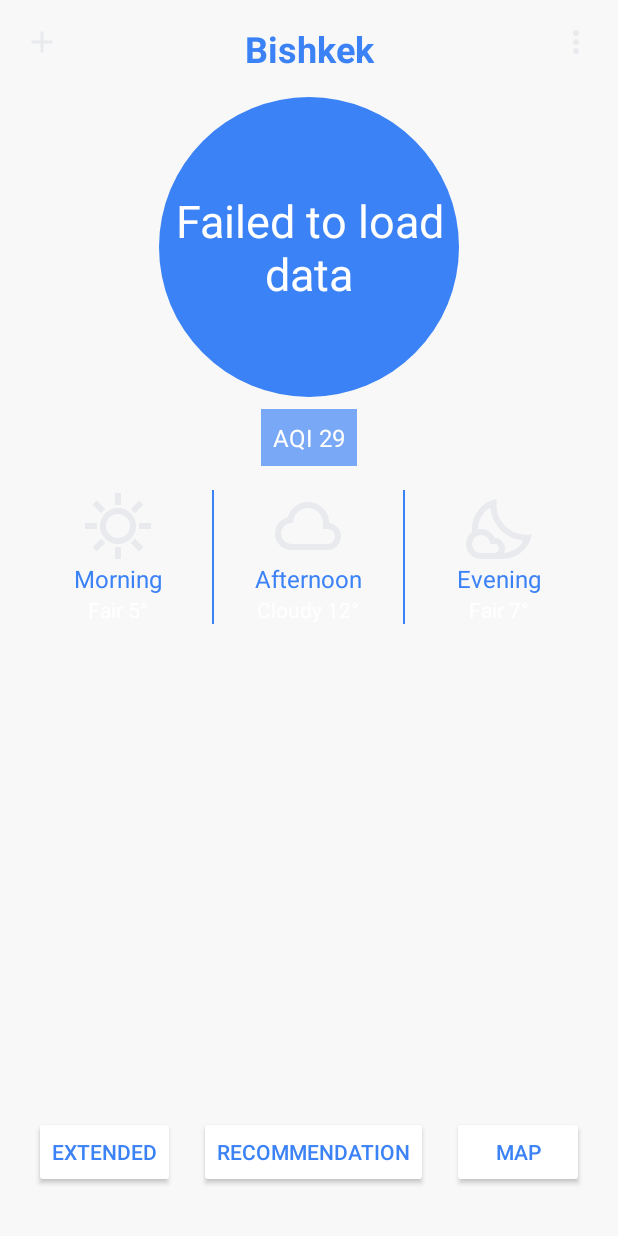
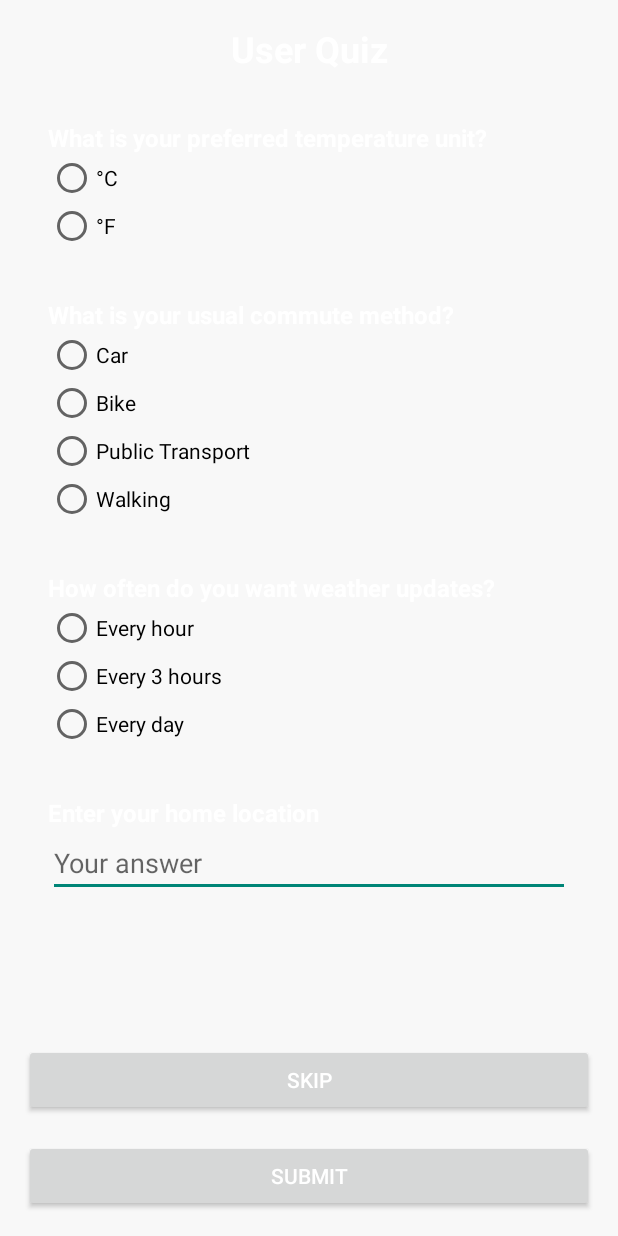
Before and after one commit to ShveikOff/weather_forecasts, an Android app: the screen it shows after launch (MainActivity before the commit, UserQuizActivity after it), on a phone screen of 412 x 824 dp. Run offline under Robolectric (Android 15) with nearby library versions, the phone set to English and light mode, and no system bars.

Commit message:
Add UserQuizScreen

```diff
--- a/app/src/main/AndroidManifest.xml
+++ b/app/src/main/AndroidManifest.xml
@@ -34,6 +34,7 @@
         <activity android:name=".CityChooseActivity" />
         <activity android:name=".RecomendationActivity" />
         <activity android:name=".SettingsActivity" />
+        <activity android:name=".UserQuizActivity" />
     </application>
 
 </manifest>
--- a/app/src/main/java/com/example/weatherforecast/MainActivity.kt
+++ b/app/src/main/java/com/example/weatherforecast/MainActivity.kt
@@ -15,6 +15,14 @@ class MainActivity : AppCompatActivity() {
     override fun onCreate(savedInstanceState: Bundle?) {
         super.onCreate(savedInstanceState)
         setContentView(R.layout.activity_main)
+
+        // Проверяем, прошел ли пользователь опрос
+        val isQuizCompleted = getQuizCompletionStatus()
+        if (!isQuizCompleted) {
+            // Если нет, запускаем UserQuizActivity
+            val intent = Intent(this, UserQuizActivity::class.java)
+            startActivityForResult(intent, QUIZ_REQUEST_CODE)
+        }
 
         // Найдите ваш TextView с ID temperatureCircle
         val temperatureTextView: TextView = findViewById(R.id.temperatureCircle)
@@ -82,4 +90,35 @@ class MainActivity : AppCompatActivity() {
         }
 
     }
+
+    override fun onActivityResult(requestCode: Int, resultCode: Int, data: Intent?) {
+        super.onActivityResult(requestCode, resultCode, data)
+        if (requestCode == QUIZ_REQUEST_CODE) {
+            if (resultCode == RESULT_OK) {
+                // Пользователь завершил опрос
+                saveQuizCompletionStatus(true)
+            } else {
+                // Пользователь выбрал "Пропустить"
+                saveQuizCompletionStatus(false)
+            }
+        }
+    }
+
+    private fun getQuizCompletionStatus(): Boolean {
+        // Замените на реальную логику для проверки (например, SharedPreferences)
+        val sharedPreferences = getSharedPreferences("UserPrefs", MODE_PRIVATE)
+        return sharedPreferences.getBoolean("quiz_completed", false)
+    }
+
+    private fun saveQuizCompletionStatus(completed: Boolean) {
+        // Сохраняем статус прохождения опроса
+        val sharedPreferences = getSharedPreferences("UserPrefs", MODE_PRIVATE)
+        val editor = sharedPreferences.edit()
+        editor.putBoolean("quiz_completed", completed)
+        editor.apply()
+    }
+
+    companion object {
+        private const val QUIZ_REQUEST_CODE = 1001
+    }
 }
--- /dev/null
+++ b/app/src/main/java/com/example/weatherforecast/UserQuizActivity.kt
@@ -0,0 +1,60 @@
+package com.example.weatherforecast
+
+import android.os.Bundle
+import android.widget.Toast
+import android.widget.Button
+import androidx.appcompat.app.AppCompatActivity
+import androidx.recyclerview.widget.LinearLayoutManager
+import androidx.recyclerview.widget.RecyclerView
+import com.example.weatherforecast.adapters.QuizAdapter
+import com.example.weatherforecast.models.QuizQuestion
+
+class UserQuizActivity : AppCompatActivity() {
+
+    private lateinit var quizRecyclerView: RecyclerView
+    private lateinit var submitButton: Button
+    private lateinit var quizAdapter: QuizAdapter
+
+    override fun onCreate(savedInstanceState: Bundle?) {
+        super.onCreate(savedInstanceState)
+        setContentView(R.layout.activity_user_quiz)
+
+        // Инициализация UI
+        quizRecyclerView = findViewById(R.id.quizRecyclerView)
+        submitButton = findViewById(R.id.submitButton)
+
+        // Список вопросов
+        val questions = listOf(
+            QuizQuestion("What is your preferred temperature unit?", listOf("°C", "°F")),
+            QuizQuestion("What is your usual commute method?", listOf("Car", "Bike", "Public Transport", "Walking")),
+            QuizQuestion("How often do you want weather updates?", listOf("Every hour", "Every 3 hours", "Every day")),
+            QuizQuestion("Enter your home location", answerType = QuizQuestion.AnswerType.TEXT)
+        )
+
+        // Настройка адаптера
+        quizAdapter = QuizAdapter(questions)
+        quizRecyclerView.layoutManager = LinearLayoutManager(this)
+        quizRecyclerView.adapter = quizAdapter
+
+        // Кнопка отправки
+        submitButton.setOnClickListener {
+            val answers = quizAdapter.getAnswers()
+            // Здесь вы можете сохранить ответы в локальную базу данных
+            Toast.makeText(this, "Answers saved: $answers", Toast.LENGTH_SHORT).show()
+        }
+
+        val submitButton: Button = findViewById(R.id.submitButton)
+        submitButton.setOnClickListener {
+            // Когда пользователь завершает опрос
+            setResult(RESULT_OK)
+            finish()
+        }
+
+        val skipButton: Button = findViewById(R.id.skipButton)
+        skipButton.setOnClickListener {
+            // Когда пользователь пропускает опрос
+            setResult(RESULT_CANCELED)
+            finish()
+        }
+    }
+}
--- /dev/null
+++ b/app/src/main/java/com/example/weatherforecast/adapters/QuizAdapter.kt
@@ -0,0 +1,55 @@
+package com.example.weatherforecast.adapters
+
+import android.view.LayoutInflater
+import android.view.View
+import android.view.ViewGroup
+import android.widget.RadioButton
+import androidx.recyclerview.widget.RecyclerView
+import com.example.weatherforecast.databinding.ItemQuizQuestionBinding
+import com.example.weatherforecast.models.QuizQuestion
+
+class QuizAdapter(private val questions: List<QuizQuestion>) :
+    RecyclerView.Adapter<QuizAdapter.QuizViewHolder>() {
+
+    private val answers = mutableMapOf<Int, String>()
+
+    override fun onCreateViewHolder(parent: ViewGroup, viewType: Int): QuizViewHolder {
+        val binding = ItemQuizQuestionBinding.inflate(
+            LayoutInflater.from(parent.context),
+            parent,
+            false
+        )
+        return QuizViewHolder(binding)
+    }
+
+    override fun onBindViewHolder(holder: QuizViewHolder, position: Int) {
+        val question = questions[position]
+        holder.bind(question)
+        holder.binding.radioGroup.setOnCheckedChangeListener { _, checkedId ->
+            val selectedAnswer = holder.binding.radioGroup.findViewById<RadioButton>(checkedId).text.toString()
+            answers[position] = selectedAnswer
+        }
+        holder.binding.answerEditText.setOnFocusChangeListener { _, _ ->
+            answers[position] = holder.binding.answerEditText.text.toString()
+        }
+    }
+
+    override fun getItemCount(): Int = questions.size
+
+    fun getAnswers(): Map<Int, String> = answers
+
+    class QuizViewHolder(val binding: ItemQuizQuestionBinding) :
+        RecyclerView.ViewHolder(binding.root) {
+        fun bind(question: QuizQuestion) {
+            binding.questionText.text = question.text
+            binding.radioGroup.removeAllViews()
+            question.options?.forEach { option ->
+                val radioButton = RadioButton(binding.root.context)
+                radioButton.text = option
+                binding.radioGroup.addView(radioButton)
+            }
+            binding.answerEditText.visibility =
+                if (question.answerType == QuizQuestion.AnswerType.TEXT) View.VISIBLE else View.GONE
+        }
+    }
+}
--- /dev/null
+++ b/app/src/main/java/com/example/weatherforecast/models/QuizQuestion.kt
@@ -0,0 +1,11 @@
+package com.example.weatherforecast.models
+
+data class QuizQuestion(
+    val text: String,
+    val options: List<String>? = null,
+    val answerType: AnswerType = AnswerType.RADIO
+) {
+    enum class AnswerType {
+        RADIO, TEXT
+    }
+}
--- /dev/null
+++ b/app/src/main/res/layout/activity_user_quiz.xml
@@ -0,0 +1,55 @@
+<?xml version="1.0" encoding="utf-8"?>
+<androidx.constraintlayout.widget.ConstraintLayout xmlns:android="http://schemas.android.com/apk/res/android"
+    xmlns:app="http://schemas.android.com/apk/res-auto"
+    xmlns:tools="http://schemas.android.com/tools"
+    android:layout_width="match_parent"
+    android:layout_height="match_parent"
+    tools:context=".UserQuizActivity">
+
+    <!-- Заголовок -->
+    <TextView
+        android:id="@+id/quizTitle"
+        android:layout_width="wrap_content"
+        android:layout_height="wrap_content"
+        android:layout_marginTop="16dp"
+        android:text="User Quiz"
+        android:textSize="24sp"
+        android:textStyle="bold"
+        app:layout_constraintStart_toStartOf="parent"
+        app:layout_constraintTop_toTopOf="parent"
+        app:layout_constraintEnd_toEndOf="parent" />
+
+    <!-- Список вопросов -->
+    <androidx.recyclerview.widget.RecyclerView
+        android:id="@+id/quizRecyclerView"
+        android:layout_width="0dp"
+        android:layout_height="0dp"
+        app:layout_constraintTop_toBottomOf="@id/quizTitle"
+        app:layout_constraintStart_toStartOf="parent"
+        app:layout_constraintEnd_toEndOf="parent"
+        app:layout_constraintBottom_toTopOf="@id/submitButton"
+        android:layout_margin="16dp" />
+
+    <!-- Кнопка пропуска -->
+    <Button
+        android:id="@+id/skipButton"
+        android:layout_width="0dp"
+        android:layout_height="wrap_content"
+        android:text="Skip"
+        app:layout_constraintBottom_toTopOf="@id/submitButton"
+        app:layout_constraintStart_toStartOf="parent"
+        app:layout_constraintEnd_toEndOf="parent"
+        android:layout_margin="16dp" />
+
+    <!-- Кнопка отправки -->
+    <Button
+        android:id="@+id/submitButton"
+        android:layout_width="0dp"
+        android:layout_height="wrap_content"
+        android:text="Submit"
+        app:layout_constraintBottom_toBottomOf="parent"
+        app:layout_constraintStart_toStartOf="parent"
+        app:layout_constraintEnd_toEndOf="parent"
+        android:layout_margin="16dp" />
+
+</androidx.constraintlayout.widget.ConstraintLayout>
--- /dev/null
+++ b/app/src/main/res/layout/item_quiz_question.xml
@@ -0,0 +1,35 @@
+<?xml version="1.0" encoding="utf-8"?>
+<androidx.constraintlayout.widget.ConstraintLayout xmlns:android="http://schemas.android.com/apk/res/android"
+    xmlns:app="http://schemas.android.com/apk/res-auto"
+    android:layout_width="match_parent"
+    android:layout_height="wrap_content"
+    android:padding="16dp">
+
+    <TextView
+        android:id="@+id/questionText"
+        android:layout_width="0dp"
+        android:layout_height="wrap_content"
+        android:text="Question?"
+        android:textSize="16sp"
+        android:textStyle="bold"
+        app:layout_constraintTop_toTopOf="parent"
+        app:layout_constraintStart_toStartOf="parent"
+        app:layout_constraintEnd_toEndOf="parent" />
+
+    <RadioGroup
+        android:id="@+id/radioGroup"
+        android:layout_width="0dp"
+        android:layout_height="wrap_content"
+        app:layout_constraintTop_toBottomOf="@id/questionText"
+        app:layout_constraintStart_toStartOf="parent"
+        app:layout_constraintEnd_toEndOf="parent" />
+
+    <EditText
+        android:id="@+id/answerEditText"
+        android:layout_width="0dp"
+        android:layout_height="wrap_content"
+        android:hint="Your answer"
+        app:layout_constraintTop_toBottomOf="@id/radioGroup"
+        app:layout_constraintStart_toStartOf="parent"
+        app:layout_constraintEnd_toEndOf="parent" />
+</androidx.constraintlayout.widget.ConstraintLayout>
```
